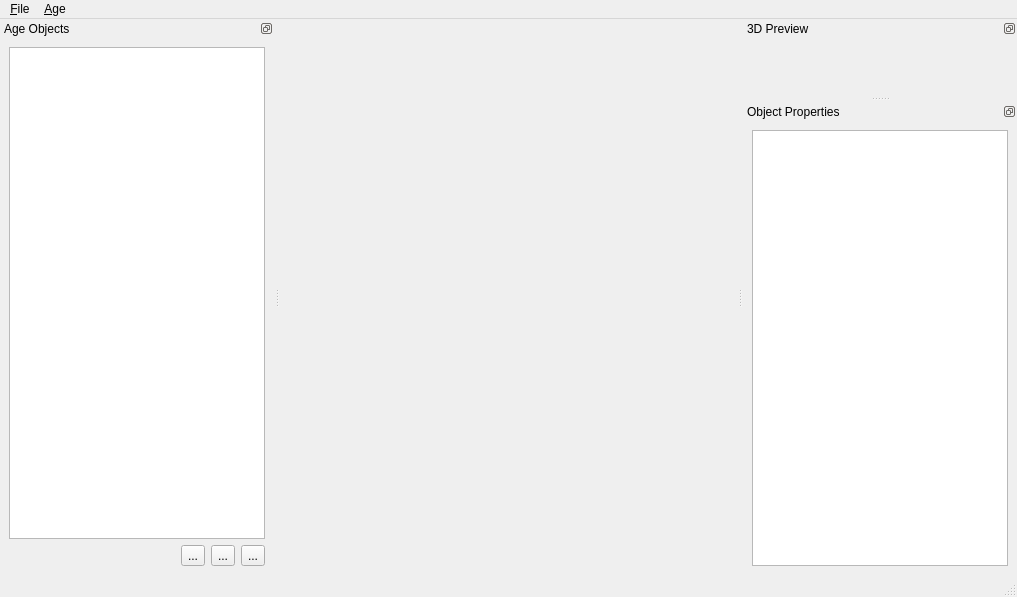
The window that gui/ACMainWindow.ui (Subspark/agecreator) describes before a commit, drawn with Qt 5.
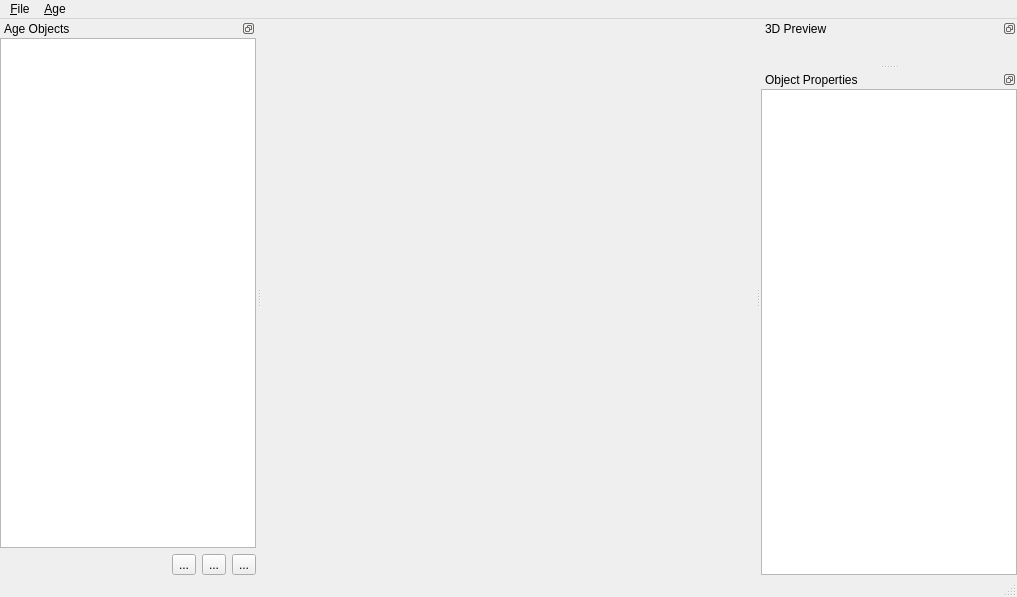
The same window after the commit. Custom widgets are drawn as their Qt base class.

Commit message: Get rid of extra borders in dock widgets

```diff
--- a/gui/ACMainWindow.ui
+++ b/gui/ACMainWindow.ui
@@ -64,6 +64,9 @@
    </attribute>
    <widget class="QWidget" name="dockWidgetContents">
     <layout class="QVBoxLayout" name="verticalLayout">
+     <property name="margin">
+      <number>0</number>
+     </property>
      <item>
       <widget class="ACAgeTreeView" name="sceneTreeView"/>
      </item>
@@ -123,6 +126,9 @@
    </attribute>
    <widget class="QWidget" name="dockWidgetContents_2">
     <layout class="QVBoxLayout" name="verticalLayout_2">
+     <property name="margin">
+      <number>0</number>
+     </property>
      <item>
       <widget class="ACGLWidget" name="preview3d" native="true"/>
      </item>
@@ -141,6 +147,9 @@
    </attribute>
    <widget class="QWidget" name="dockWidgetContents_3">
     <layout class="QVBoxLayout" name="verticalLayout_3">
+     <property name="margin">
+      <number>0</number>
+     </property>
      <item>
       <widget class="QPropertyEditorWidget" name="propEditor"/>
      </item>
```
Left out of the diff: 2 changed lines with no effect on the pictures.
